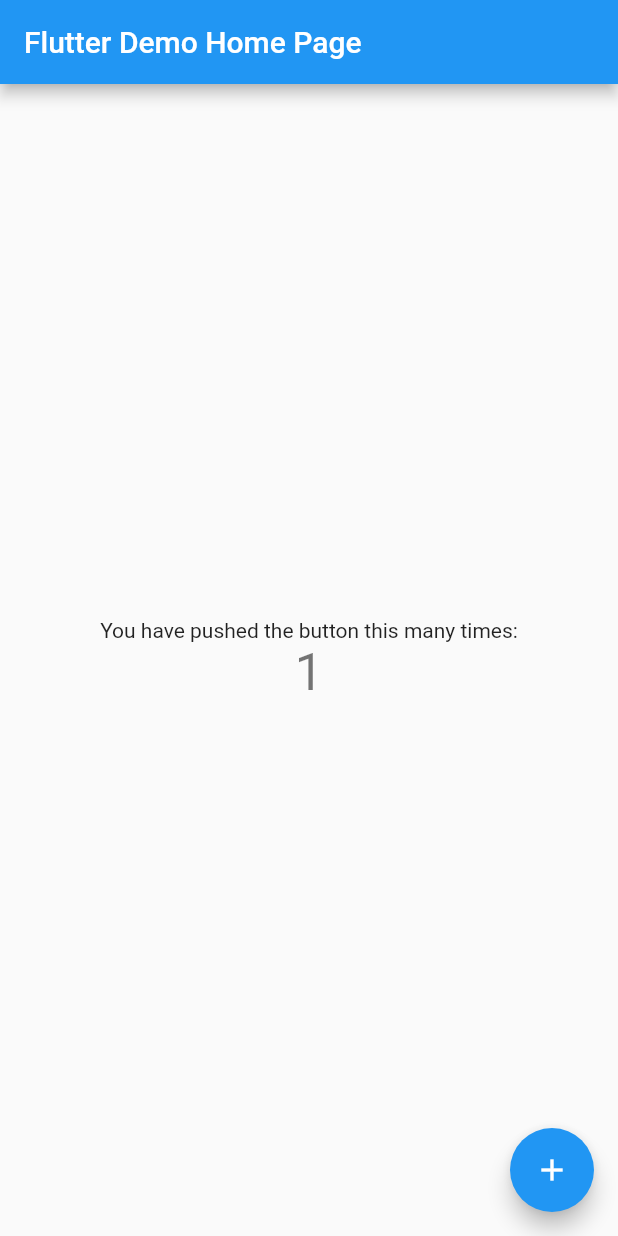
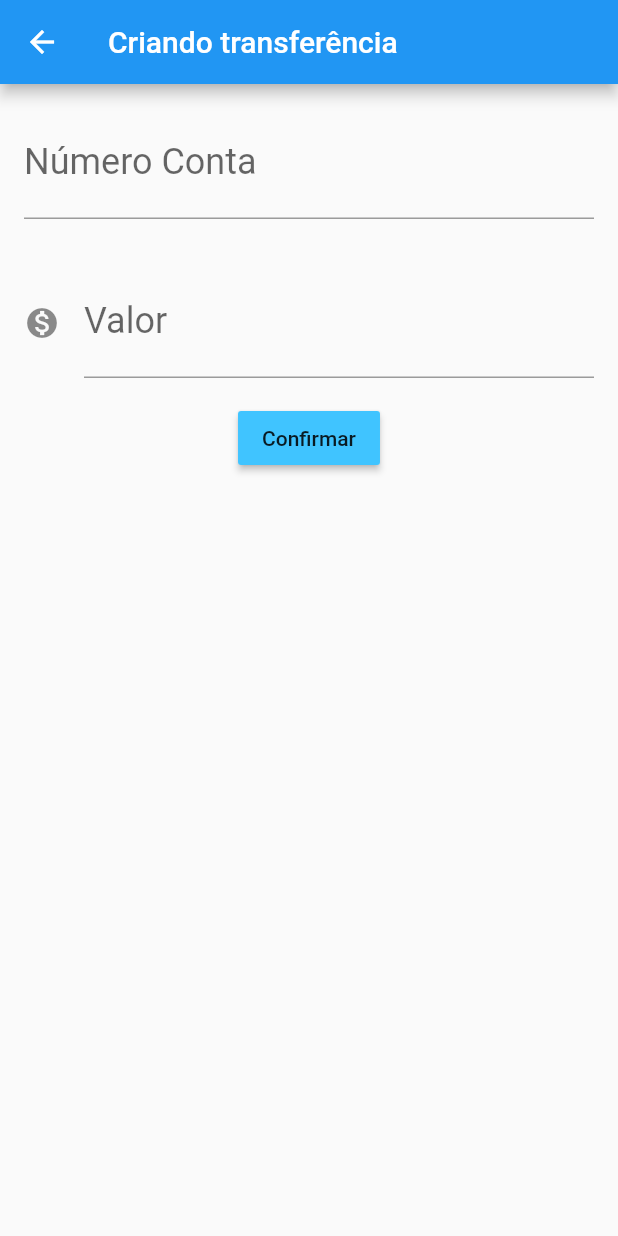
Before and after one commit to LucianoGb/formacao-flutter-alura, a Flutter app: the screen it shows after launch, after a tap on the "add" icon, on a phone screen of 412 x 824 dp. Run offline on Flutter 3.47's test engine with Material 2 defaults, Android fonts, the phone set to English and light mode, and no system bars.

Commit message:
Cria widgets

```diff
--- a/fundamentos/bytebank/lib/main.dart
+++ b/fundamentos/bytebank/lib/main.dart
@@ -1,117 +1,142 @@
 import 'package:flutter/material.dart';
 
-void main() {
-  runApp(MyApp());
-}
+main() => runApp(ByteBankApp());
 
-class MyApp extends StatelessWidget {
-  // This widget is the root of your application.
+class ByteBankApp extends StatelessWidget {
   @override
   Widget build(BuildContext context) {
     return MaterialApp(
-      title: 'Flutter Demo',
-      theme: ThemeData(
-        // This is the theme of your application.
-        //
-        // Try running your application with "flutter run". You'll see the
-        // application has a blue toolbar. Then, without quitting the app, try
-        // changing the primarySwatch below to Colors.green and then invoke
-        // "hot reload" (press "r" in the console where you ran "flutter run",
-        // or simply save your changes to "hot reload" in a Flutter IDE).
-        // Notice that the counter didn't reset back to zero; the application
-        // is not restarted.
-        primarySwatch: Colors.blue,
-        // This makes the visual density adapt to the platform that you run
-        // the app on. For desktop platforms, the controls will be smaller and
-        // closer together (more dense) than on mobile platforms.
-        visualDensity: VisualDensity.adaptivePlatformDensity,
+        home: Scaffold(
+      body: ListaTransferencia(),
+    ));
+  }
+}
+
+class FormularioTransferencia extends StatelessWidget {
+  final TextEditingController _controladorCampoNumeroConta =
+      TextEditingController();
+  final TextEditingController _controladorCampoValor = TextEditingController();
+
+  @override
+  Widget build(BuildContext context) {
+    return Scaffold(
+      appBar: AppBar(
+        title: Text('Criando transferência'),
       ),
-      home: MyHomePage(title: 'Flutter Demo Home Page'),
+      body: Column(
+        // mainAxisAlignment: MainAxisAlignment.center,
+        children: [
+          Editor(
+            controlador: _controladorCampoNumeroConta,
+            dica: '0000-0',
+            rotulo: "Número Conta",
+          ),
+          Editor(
+              controlador: _controladorCampoValor,
+              dica: '0.00',
+              rotulo: "Valor",
+              icone: Icons.monetization_on),
+          RaisedButton(
+            color: Colors.lightBlueAccent,
+            child: Text('Confirmar'),
+            onPressed: () => _criaTransferencia(context),
+          )
+        ],
+      ),
+    );
+  }
+
+  void _criaTransferencia(BuildContext context) {
+    final int numeroConta = int.tryParse(_controladorCampoNumeroConta.text);
+    final double valor = double.tryParse(_controladorCampoValor.text);
+    if (numeroConta != null && valor != null) {
+      final transferenciaCriada = Transferencia(valor, numeroConta);
+      debugPrint('$transferenciaCriada');
+      Navigator.pop(context, transferenciaCriada);
+    }
+  }
+}
+
+class Editor extends StatelessWidget {
+  final TextEditingController controlador;
+  final String rotulo;
+  final String dica;
+  final IconData icone;
+
+  Editor({this.controlador, this.rotulo, this.dica, this.icone});
+
+  @override
+  Widget build(BuildContext context) {
+    return Padding(
+      padding: const EdgeInsets.all(16.0),
+      child: TextField(
+        controller: controlador,
+        style: TextStyle(
+          fontSize: 24.0,
+        ),
+        decoration: InputDecoration(
+          icon: icone != null ? Icon(icone) : null,
+          labelText: rotulo,
+          hintText: dica,
+        ),
+        keyboardType: TextInputType.number,
+      ),
     );
   }
 }
 
-class MyHomePage extends StatefulWidget {
-  MyHomePage({Key key, this.title}) : super(key: key);
+class ListaTransferencia extends StatelessWidget {
+  @override
+  Widget build(BuildContext context) {
+    return Scaffold(
+      appBar: AppBar(
+        title: Text("Tranferência"),
+      ),
+      body: Column(
+        children: [
+          ItemTransferencia(Transferencia(100.0, 1000)),
+          ItemTransferencia(Transferencia(200.0, 1000)),
+        ],
+      ),
+      floatingActionButton: FloatingActionButton(
+        onPressed: () {
+          final Future<Transferencia> future =
+              Navigator.push(context, MaterialPageRoute(builder: (context) {
+            return FormularioTransferencia();
+          }));
+          future.then((transferenciaCriada) => debugPrint('Chegou no then'));
+        },
+        child: Icon(Icons.add),
+      ),
+    );
+  }
+}
 
-  // This widget is the home page of your application. It is stateful, meaning
-  // that it has a State object (defined below) that contains fields that affect
-  // how it looks.
+class Transferencia {
+  final double valor;
+  final int numeroConta;
 
-  // This class is the configuration for the state. It holds the values (in this
-  // case the title) provided by the parent (in this case the App widget) and
-  // used by the build method of the State. Fields in a Widget subclass are
-  // always marked "final".
-
-  final String title;
+  Transferencia(this.valor, this.numeroConta);
 
   @override
-  _MyHomePageState createState() => _MyHomePageState();
+  String toString() {
+    return 'Transferencia{valor: $valor, numeroConta: $numeroConta}';
+  }
 }
 
-class _MyHomePageState extends State<MyHomePage> {
-  int _counter = 0;
+class ItemTransferencia extends StatelessWidget {
+  final Transferencia _transferencia;
 
-  void _incrementCounter() {
-    setState(() {
-      // This call to setState tells the Flutter framework that something has
-      // changed in this State, which causes it to rerun the build method below
-      // so that the display can reflect the updated values. If we changed
-      // _counter without calling setState(), then the build method would not be
-      // called again, and so nothing would appear to happen.
-      _counter++;
-    });
-  }
+  ItemTransferencia(this._transferencia);
 
   @override
   Widget build(BuildContext context) {
-    // This method is rerun every time setState is called, for instance as done
-    // by the _incrementCounter method above.
-    //
-    // The Flutter framework has been optimized to make rerunning build methods
-    // fast, so that you can just rebuild anything that needs updating rather
-    // than having to individually change instances of widgets.
-    return Scaffold(
-      appBar: AppBar(
-        // Here we take the value from the MyHomePage object that was created by
-        // the App.build method, and use it to set our appbar title.
-        title: Text(widget.title),
+    return Card(
+      child: ListTile(
+        leading: Icon(Icons.monetization_on_rounded),
+        title: Text("R\$ " + " " + _transferencia.valor.toString()),
+        subtitle: Text(_transferencia.numeroConta.toString()),
       ),
-      body: Center(
-        // Center is a layout widget. It takes a single child and positions it
-        // in the middle of the parent.
-        child: Column(
-          // Column is also a layout widget. It takes a list of children and
-          // arranges them vertically. By default, it sizes itself to fit its
-          // children horizontally, and tries to be as tall as its parent.
-          //
-          // Invoke "debug painting" (press "p" in the console, choose the
-          // "Toggle Debug Paint" action from the Flutter Inspector in Android
-          // Studio, or the "Toggle Debug Paint" command in Visual Studio Code)
-          // to see the wireframe for each widget.
-          //
-          // Column has various properties to control how it sizes itself and
-          // how it positions its children. Here we use mainAxisAlignment to
-          // center the children vertically; the main axis here is the vertical
-          // axis because Columns are vertical (the cross axis would be
-          // horizontal).
-          mainAxisAlignment: MainAxisAlignment.center,
-          children: <Widget>[
-            Text(
-              'You have pushed the button this many times:',
-            ),
-            Text(
-              '$_counter',
-              style: Theme.of(context).textTheme.headline4,
-            ),
-          ],
-        ),
-      ),
-      floatingActionButton: FloatingActionButton(
-        onPressed: _incrementCounter,
-        tooltip: 'Increment',
-        child: Icon(Icons.add),
-      ), // This trailing comma makes auto-formatting nicer for build methods.
     );
   }
 }
```
Also changed, not shown: 1 other file.
